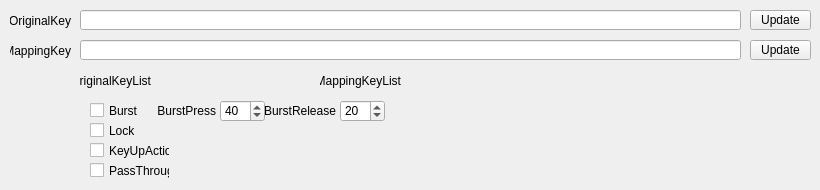
Old version of the form QKeyMapper/qitemsetupdialog.ui in the repository Zalafina/QKeyMapper.
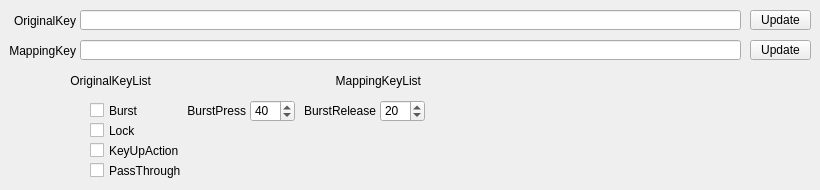
New version of the form.

```diff
--- a/QKeyMapper/qitemsetupdialog.ui
+++ b/QKeyMapper/qitemsetupdialog.ui
@@ -18,7 +18,7 @@
     <rect>
      <x>90</x>
      <y>100</y>
-     <width>80</width>
+     <width>101</width>
      <height>21</height>
     </rect>
    </property>
@@ -37,7 +37,7 @@
     <rect>
      <x>90</x>
      <y>120</y>
-     <width>80</width>
+     <width>101</width>
      <height>21</height>
     </rect>
    </property>
@@ -56,7 +56,7 @@
     <rect>
      <x>90</x>
      <y>140</y>
-     <width>80</width>
+     <width>101</width>
      <height>21</height>
     </rect>
    </property>
@@ -75,7 +75,7 @@
     <rect>
      <x>90</x>
      <y>160</y>
-     <width>80</width>
+     <width>101</width>
      <height>21</height>
     </rect>
    </property>
@@ -92,7 +92,7 @@
   <widget class="QSpinBox" name="burstpressSpinBox">
    <property name="geometry">
     <rect>
-     <x>220</x>
+     <x>250</x>
      <y>100</y>
      <width>45</width>
      <height>22</height>
@@ -108,9 +108,9 @@
   <widget class="QLabel" name="burstpressLabel">
    <property name="geometry">
     <rect>
-     <x>155</x>
+     <x>165</x>
      <y>100</y>
-     <width>61</width>
+     <width>81</width>
      <height>22</height>
     </rect>
    </property>
@@ -124,9 +124,9 @@
   <widget class="QLabel" name="burstreleaseLabel">
    <property name="geometry">
     <rect>
-     <x>265</x>
+     <x>295</x>
      <y>100</y>
-     <width>71</width>
+     <width>81</width>
      <height>22</height>
     </rect>
    </property>
@@ -140,7 +140,7 @@
   <widget class="QSpinBox" name="burstreleaseSpinBox">
    <property name="geometry">
     <rect>
-     <x>340</x>
+     <x>380</x>
      <y>100</y>
      <width>45</width>
      <height>22</height>
@@ -176,9 +176,9 @@
   <widget class="QLabel" name="originalKeyLabel">
    <property name="geometry">
     <rect>
-     <x>10</x>
+     <x>5</x>
      <y>10</y>
-     <width>61</width>
+     <width>71</width>
      <height>22</height>
     </rect>
    </property>
@@ -192,9 +192,9 @@
   <widget class="QLabel" name="mappingKeyLabel">
    <property name="geometry">
     <rect>
-     <x>10</x>
+     <x>5</x>
      <y>40</y>
-     <width>61</width>
+     <width>71</width>
      <height>22</height>
     </rect>
    </property>
@@ -208,9 +208,9 @@
   <widget class="QLabel" name="orikeyListLabel">
    <property name="geometry">
     <rect>
-     <x>80</x>
+     <x>50</x>
      <y>70</y>
-     <width>71</width>
+     <width>101</width>
      <height>22</height>
     </rect>
    </property>
@@ -226,7 +226,7 @@
     <rect>
      <x>320</x>
      <y>70</y>
-     <width>81</width>
+     <width>101</width>
      <height>22</height>
     </rect>
    </property>
```
